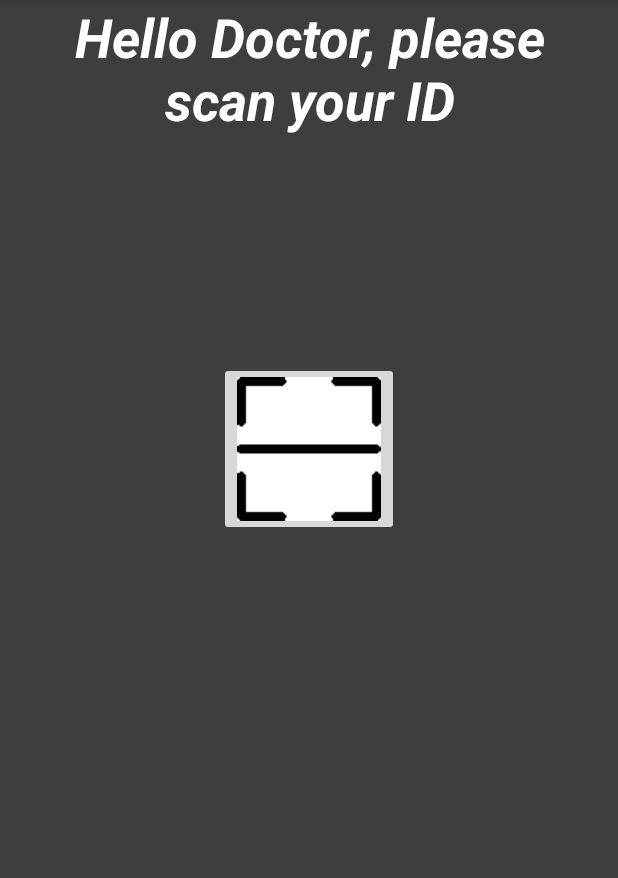
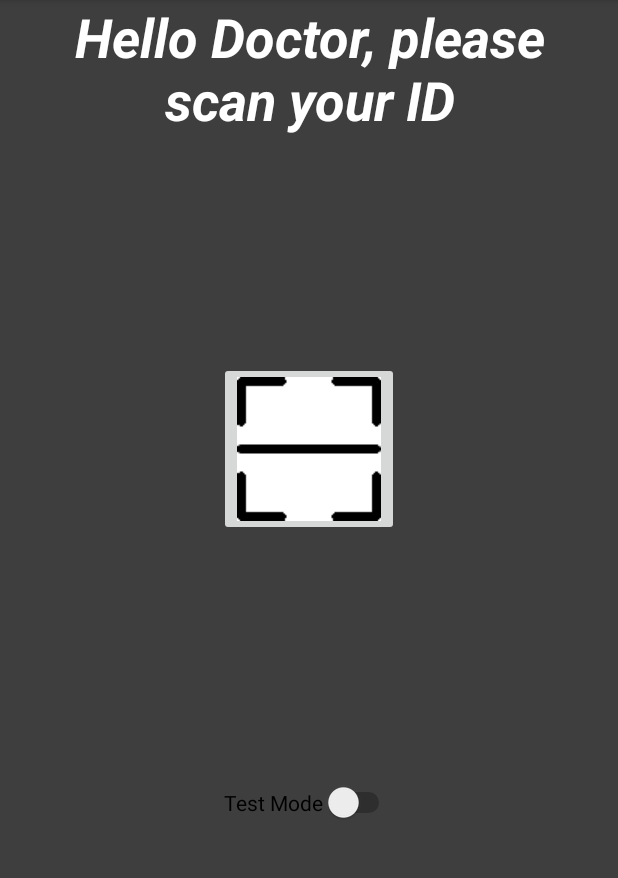
Before and after one commit to kokosowygosc/dalekoodnoszy, an Android app: the screen it shows after launch (HomeActivity), on a phone screen of 412 x 824 dp, the part 84-962 px from its top. Run offline under Robolectric (Android 15) with nearby library versions, the phone set to English and light mode, and no system bars; our stand-ins replace Volley.

Commit message:
Added test mode

```diff
--- a/HospitalAssistant/app/src/main/java/com/example/eziteam/hospitalassistant/HomeActivity.java
+++ b/HospitalAssistant/app/src/main/java/com/example/eziteam/hospitalassistant/HomeActivity.java
@@ -9,23 +9,55 @@ import android.support.design.widget.BottomNavigationView;
 import android.support.v7.app.AppCompatActivity;
 import android.view.MenuItem;
 import android.view.View;
+import android.widget.CompoundButton;
 import android.widget.ImageButton;
+import android.widget.Switch;
 import android.widget.Toast;
 
 import com.google.zxing.integration.android.IntentIntegrator;
 import com.google.zxing.integration.android.IntentResult;
 
     public class HomeActivity extends AppCompatActivity {
-
+    SharedPreferences.Editor editor;
+    Boolean testMode;
     @Override
     protected void onCreate(Bundle savedInstanceState) {
         super.onCreate(savedInstanceState);
         setContentView(R.layout.activity_home);
 
-        SharedPreferences.Editor editor = getSharedPreferences("sharedData", MODE_PRIVATE).edit();
+        editor = getSharedPreferences("sharedData", MODE_PRIVATE).edit();
         editor.putString("pesel", "");
         editor.putString("id","");
+        editor.putBoolean("testMode",false);
         editor.apply();
+
+        SharedPreferences prefs = getSharedPreferences("sharedData", MODE_PRIVATE);
+        Boolean restoredText = prefs.getBoolean("testMode", false);
+        if (restoredText) {
+            testMode = prefs.getBoolean("testMode", false);
+        }
+
+        Switch testModeSwitch = findViewById(R.id.switchTestEnv);
+        testModeSwitch.setOnCheckedChangeListener(new CompoundButton.OnCheckedChangeListener() {
+
+            @Override
+            public void onCheckedChanged(CompoundButton buttonView, boolean isChecked) {
+                editor.putBoolean("testMode", isChecked);
+                editor.apply();
+                if(isChecked){
+                    //Toast.makeText(getApplicationContext(), "1", Toast.LENGTH_SHORT).show();
+
+                    editor = getSharedPreferences("sharedData", MODE_PRIVATE).edit();
+                    editor.putString("id", "999999999");
+                    editor.apply();
+
+                    Intent target = new Intent(getApplicationContext(), MenuActivity.class);
+                    startActivity(target);
+                } else {
+                    //Toast.makeText(getApplicationContext(), "0", Toast.LENGTH_SHORT).show();
+                }
+            }
+        });
 
         final Activity activity = this;
         ImageButton qrScanButton = (ImageButton) findViewById(R.id.qrScanButton);
--- a/HospitalAssistant/app/src/main/res/layout/activity_home.xml
+++ b/HospitalAssistant/app/src/main/res/layout/activity_home.xml
@@ -48,5 +48,17 @@
         app:layout_constraintRight_toRightOf="parent"
         tools:layout_editor_absoluteY="86dp" />
 
+    <Switch
+        android:id="@+id/switchTestEnv"
+        android:layout_width="wrap_content"
+        android:layout_height="wrap_content"
+        android:layout_marginBottom="8dp"
+        android:layout_marginTop="8dp"
+        android:text="Test Mode"
+        app:layout_constraintBottom_toTopOf="@+id/navigation"
+        app:layout_constraintLeft_toLeftOf="parent"
+        app:layout_constraintRight_toRightOf="parent"
+        app:layout_constraintTop_toBottomOf="@+id/qrScanButton" />
+
 
 </android.support.constraint.ConstraintLayout>
```
Also changed, not shown: HospitalAssistant/app/src/main/java/com/example/eziteam/hospitalassistant/MenuActivity.java (+21 -2 lines).
